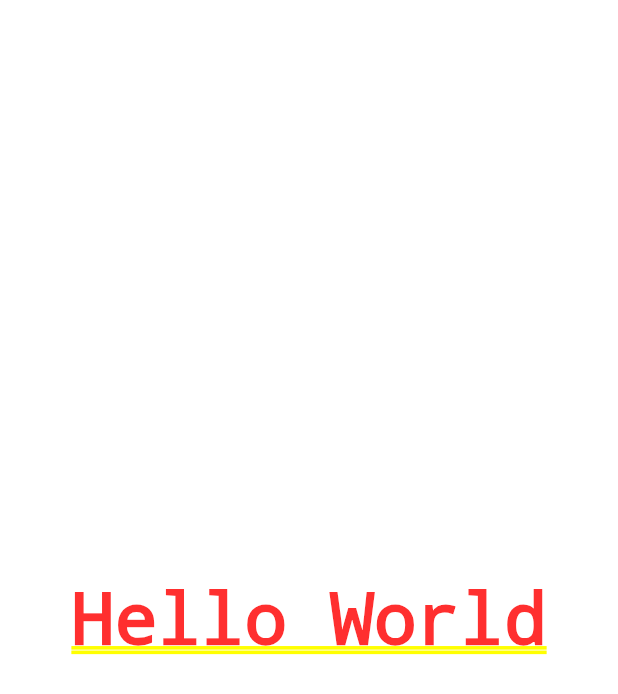
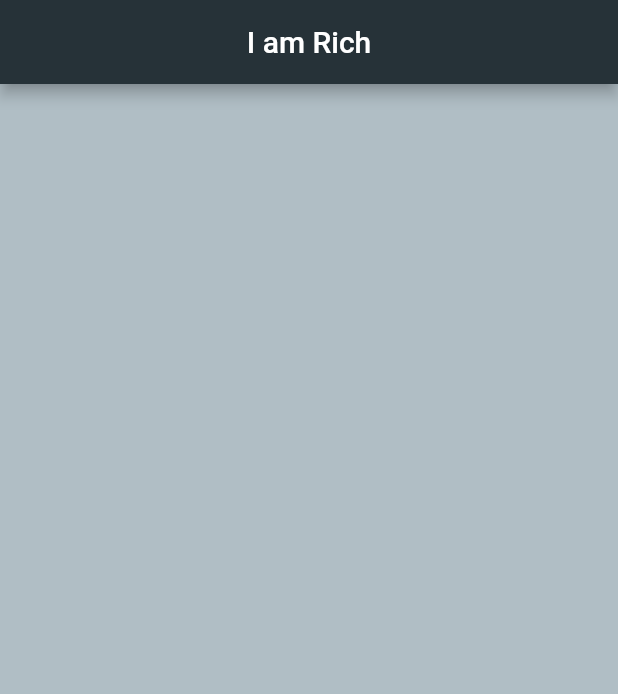
Before and after one commit to mrhallonline/intro-to-flutter-app, a Flutter app: the screen it shows after launch, on a phone screen of 412 x 824 dp. Shown: the top 694 px of the screen. Run offline on Flutter 3.47's test engine with Material 2 defaults, Android fonts, the phone set to English and light mode, and no system bars.

Commit message:
appBar and background color

```diff
--- a/lib/main.dart
+++ b/lib/main.dart
@@ -1,3 +1,19 @@
 import 'package:flutter/material.dart';
 
-void main() => runApp(MaterialApp(home: Center(child: Text('Hello World'))));
+void main() => runApp(MyApp());
+
+class MyApp extends StatelessWidget {
+  @override
+  Widget build(BuildContext context) {
+    return MaterialApp(
+      home: Scaffold(
+        backgroundColor: Colors.blueGrey[200],
+        appBar: AppBar(
+          centerTitle: true,
+          backgroundColor: Colors.blueGrey[900],
+          title: Text('I am Rich'),
+        ),
+      ),
+    );
+  }
+}
```
